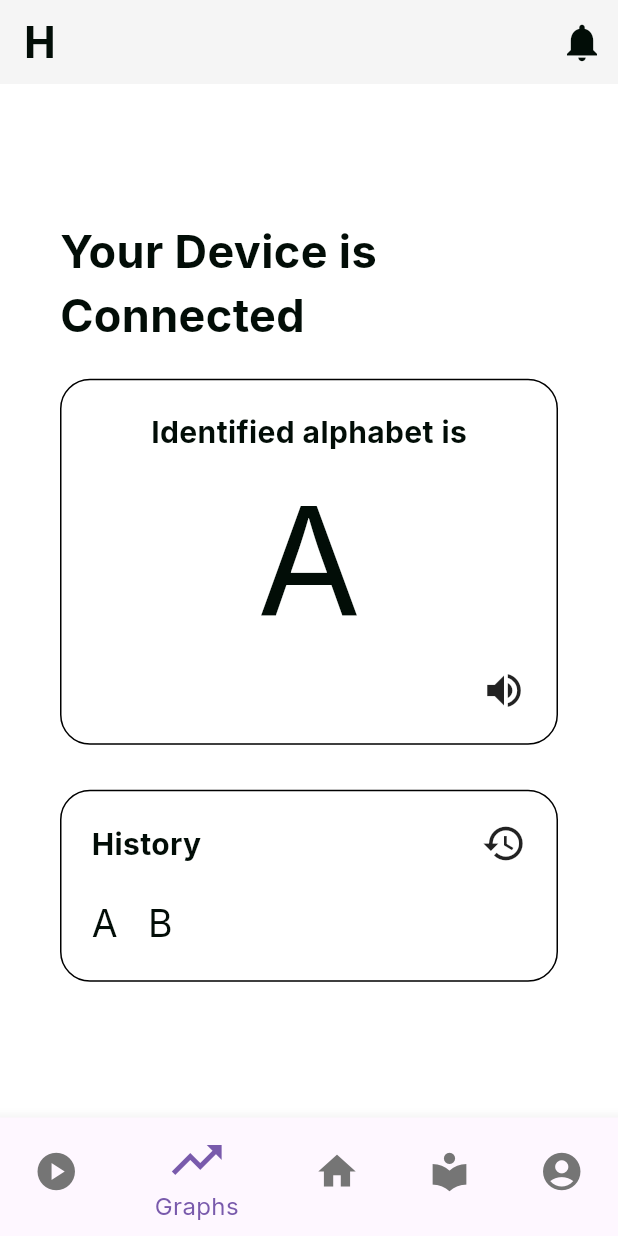
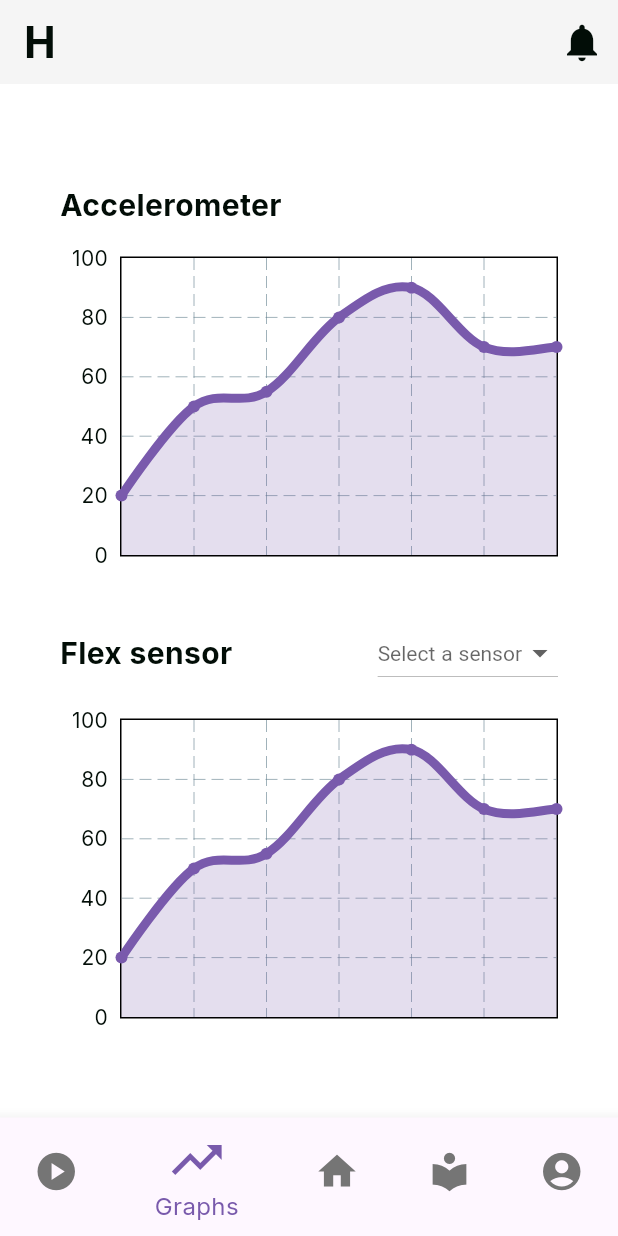
Before and after one commit to mayome0703/Hand-gesture-converter, a Flutter app: the screen it shows after launch, item 2 of the bottom bar chosen, on a phone screen of 412 x 824 dp. Run offline on Flutter 3.47's test engine with Material 3 defaults, Android fonts, the phone set to English and light mode, and no system bars; drawn by our look-alikes of fl_chart; our stand-ins replace google_fonts.

Commit message:
add graph page

```diff
--- /dev/null
+++ b/hand_gesture/lib/screens/graph.dart
@@ -0,0 +1,73 @@
+import 'package:flutter/material.dart';
+import 'package:hand_gesture/widgets/dropdown.dart';
+import 'package:hand_gesture/widgets/line_graph.dart';
+
+class Graph extends StatelessWidget {
+  const Graph({super.key});
+
+  @override
+  Widget build(BuildContext context) {
+    return const Center(
+      child: Padding(
+        padding: const EdgeInsets.symmetric(
+          horizontal: 40.0,
+          vertical: 10.0,
+        ),
+        child: Column(
+          mainAxisAlignment: MainAxisAlignment.center,
+          children: [
+            Column(
+              crossAxisAlignment: CrossAxisAlignment.start,
+              children: [
+                const Text(
+                  "Accelerometer",
+                  style: TextStyle(
+                    fontWeight: FontWeight.bold,
+                    fontSize: 20,
+                  ),
+                ),
+                const SizedBox(
+                  height: 20,
+                ),
+                SizedBox(
+                  width: double.infinity,
+                  height: 200,
+                  child: Linechart(),
+                ),
+              ],
+            ),
+            SizedBox(
+              height: 40,
+            ),
+            Column(
+              crossAxisAlignment: CrossAxisAlignment.start,
+              children: [
+                Row(
+                  mainAxisAlignment: MainAxisAlignment.spaceBetween,
+                  children: [
+                    Text(
+                      "Flex sensor",
+                      style: TextStyle(
+                        fontWeight: FontWeight.bold,
+                        fontSize: 20,
+                      ),
+                    ),
+                    Dropdown(),
+                  ],
+                ),
+                SizedBox(
+                  height: 20,
+                ),
+                SizedBox(
+                  width: double.infinity,
+                  height: 200,
+                  child: Linechart(),
+                ),
+              ],
+            ),
+          ],
+        ),
+      ),
+    );
+  }
+}
--- a/hand_gesture/lib/screens/landing.dart
+++ b/hand_gesture/lib/screens/landing.dart
@@ -1,4 +1,5 @@
 import 'package:flutter/material.dart';
+import 'package:hand_gesture/screens/graph.dart';
 import 'package:hand_gesture/screens/home.dart';
 import 'package:hand_gesture/screens/home_connected.dart';
 import 'package:hand_gesture/utils/constants.dart';
@@ -40,7 +41,7 @@ class _LandingState extends State<Landing> {
           ),
         ],
       ),
-      body: const HomeConnected(),
+      body: (_selectedIndex == 2) ? HomeConnected() : Graph(),
       bottomNavigationBar: BottomNavigationBar(
         backgroundColor: Colors.grey[100],
         currentIndex: _selectedIndex,
--- /dev/null
+++ b/hand_gesture/lib/widgets/dropdown.dart
@@ -0,0 +1,40 @@
+import 'package:flutter/material.dart';
+
+class Dropdown extends StatefulWidget {
+  const Dropdown({super.key});
+
+  @override
+  State<Dropdown> createState() => _DropdownState();
+}
+
+class _DropdownState extends State<Dropdown> {
+  final List<String> items = [
+    'Flex sensor 1',
+    'Flex sensor 2',
+    'Flex sensor 3',
+    'Flex sensor 4',
+    'Flex sensor 5'
+  ];
+  String? selectedItem;
+  @override
+  Widget build(BuildContext context) {
+    return DropdownButton<String>(
+      value: selectedItem,
+      hint: const Text('Select a sensor'),
+      style: const TextStyle(
+        color: Colors.black,
+      ),
+      items: items.map((String value) {
+        return DropdownMenuItem<String>(
+          value: value,
+          child: Text(value),
+        );
+      }).toList(),
+      onChanged: (newValue) {
+        setState(() {
+          selectedItem = newValue!;
+        });
+      },
+    );
+  }
+}
--- /dev/null
+++ b/hand_gesture/lib/widgets/line_graph.dart
@@ -0,0 +1,64 @@
+import 'package:fl_chart/fl_chart.dart';
+import 'package:flutter/material.dart';
+import 'package:hand_gesture/utils/constants.dart';
+
+class Linechart extends StatelessWidget {
+  const Linechart({super.key});
+
+  @override
+  Widget build(BuildContext context) {
+    return LineChart(
+      LineChartData(
+        minY: 0,
+        maxY: 100,
+        titlesData: const FlTitlesData(
+          topTitles: AxisTitles(
+            sideTitles: SideTitles(
+              showTitles: false,
+            ),
+          ),
+          bottomTitles: AxisTitles(
+            sideTitles: SideTitles(
+              showTitles: false,
+              reservedSize: 30,
+            ),
+          ),
+          leftTitles: AxisTitles(
+            sideTitles: SideTitles(
+              showTitles: true,
+              reservedSize: 40,
+            ),
+          ),
+          rightTitles: AxisTitles(
+            sideTitles: SideTitles(
+              showTitles: false,
+            ),
+          ),
+        ),
+        lineBarsData: [
+          LineChartBarData(
+            spots: const [
+              FlSpot(0, 20),
+              FlSpot(1, 50),
+              FlSpot(2, 55),
+              FlSpot(3, 80),
+              FlSpot(4, 90),
+              FlSpot(5, 70),
+              FlSpot(6, 70),
+            ],
+            isCurved: true,
+            color: PRIMARY_COLOR,
+            barWidth: 6,
+            belowBarData: BarAreaData(
+              show: true,
+              color: PRIMARY_COLOR.withOpacity(0.2),
+            ),
+            dotData: const FlDotData(
+              show: true,
+            ),
+          ),
+        ],
+      ),
+    );
+  }
+}
--- a/hand_gesture/pubspec.yaml
+++ b/hand_gesture/pubspec.yaml
@@ -32,6 +32,7 @@ dependencies:
     sdk: flutter
   http: ^1.2.2
   google_fonts: ^6.2.1
+  fl_chart: ^0.68.0
 
   # The following adds the Cupertino Icons font to your application.
   # Use with the CupertinoIcons class for iOS style icons.
```
Also changed, not shown: hand_gesture/pubspec.lock.
